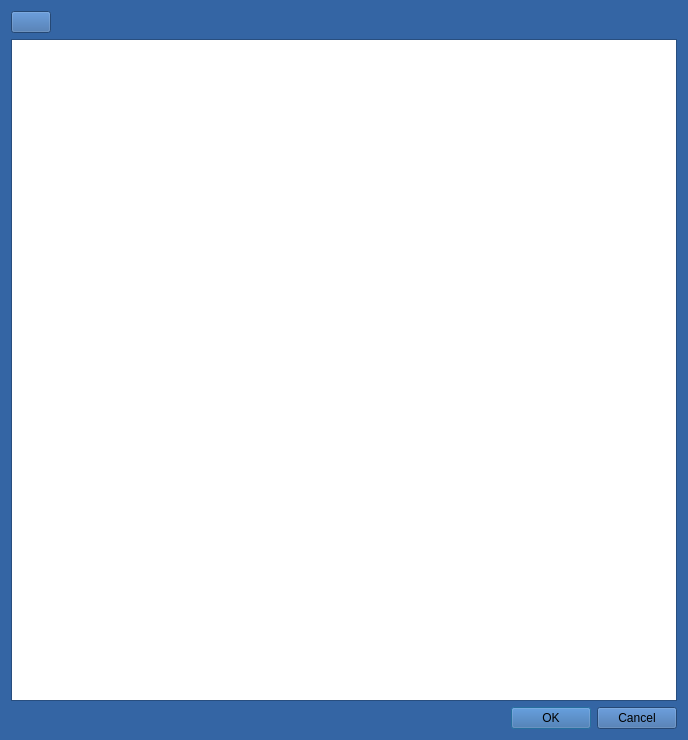
The window that handlowceDialog.ui (militia11/shoes) describes before a commit, drawn with Qt 5.
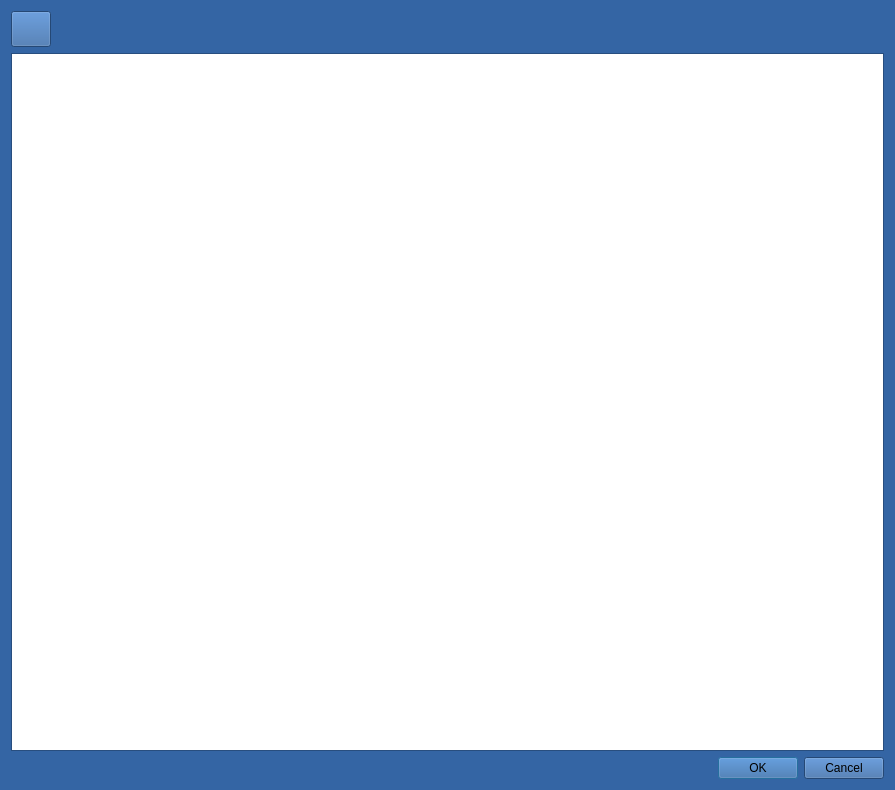
The same window after the commit. Icons and pictures are not drawn.

The edit to the form file:
```diff
--- a/handlowceDialog.ui
+++ b/handlowceDialog.ui
@@ -6,8 +6,8 @@
    <rect>
     <x>0</x>
     <y>0</y>
-    <width>688</width>
-    <height>740</height>
+    <width>895</width>
+    <height>790</height>
    </rect>
   </property>
   <property name="palette">
@@ -434,15 +434,15 @@
      <item>
       <widget class="QPushButton" name="pushButton_3">
        <property name="sizePolicy">
-        <sizepolicy hsizetype="Minimum" vsizetype="Fixed">
+        <sizepolicy hsizetype="Minimum" vsizetype="Minimum">
          <horstretch>0</horstretch>
          <verstretch>0</verstretch>
         </sizepolicy>
        </property>
        <property name="minimumSize">
         <size>
-         <width>0</width>
-         <height>0</height>
+         <width>36</width>
+         <height>36</height>
         </size>
        </property>
        <property name="toolTip">
@@ -492,14 +492,31 @@
     </widget>
    </item>
    <item>
-    <widget class="QDialogButtonBox" name="buttonBox">
-     <property name="orientation">
-      <enum>Qt::Horizontal</enum>
-     </property>
-     <property name="standardButtons">
-      <set>QDialogButtonBox::Cancel|QDialogButtonBox::Ok</set>
-     </property>
-    </widget>
+    <layout class="QHBoxLayout" name="horizontalLayout_3">
+     <item>
+      <spacer name="horizontalSpacer_5">
+       <property name="orientation">
+        <enum>Qt::Horizontal</enum>
+       </property>
+       <property name="sizeHint" stdset="0">
+        <size>
+         <width>40</width>
+         <height>20</height>
+        </size>
+       </property>
+      </spacer>
+     </item>
+     <item>
+      <widget class="QDialogButtonBox" name="buttonBox">
+       <property name="orientation">
+        <enum>Qt::Horizontal</enum>
+       </property>
+       <property name="standardButtons">
+        <set>QDialogButtonBox::Cancel|QDialogButtonBox::Ok</set>
+       </property>
+      </widget>
+     </item>
+    </layout>
    </item>
   </layout>
  </widget>
```
Left out of the diff: 39 changed lines with no effect on the pictures.
